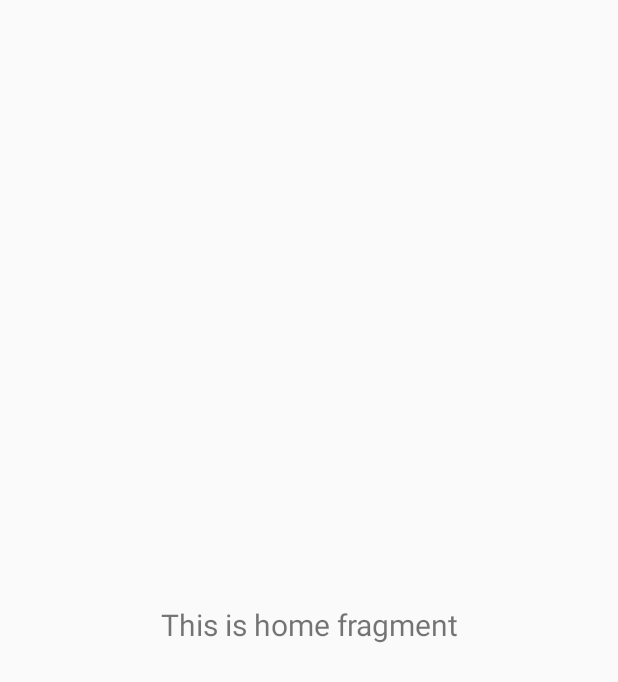
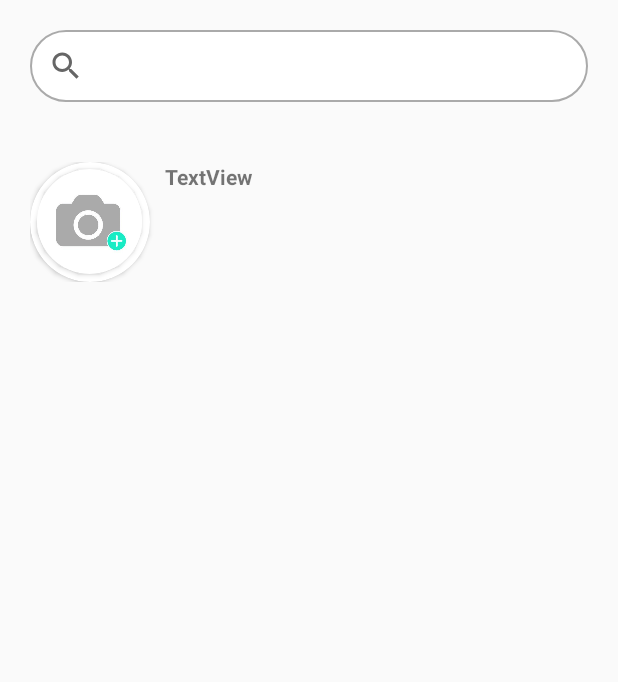
Before and after one commit to Rezappli/Nalone, an Android app: the fragment RechercheFragment shown on its own in the app's theme, on a phone screen of 412 x 824 dp. Shown: the top 682 px of the screen. Run offline under Robolectric (Android 15) with nearby library versions, the phone set to English and light mode, and no system bars; 2 statements that could not run were skipped.

Commit message:
Nav Bottom

```diff
--- a/app/src/main/java/com/example/nalone/SignUpActivity.java
+++ b/app/src/main/java/com/example/nalone/SignUpActivity.java
@@ -124,7 +124,7 @@ public class SignUpActivity extends AppCompatActivity {
 
 
 
-              /* if(bHomme == false && bFemme == false){
+               if(bHomme == false && bFemme == false){
                    imageH.setImageResource(R.drawable.signup_homme_erreur);
                    imageF.setImageResource(R.drawable.signup_femme_erreur);
                    textF.setTextColor(Color.RED);
@@ -163,7 +163,7 @@ public class SignUpActivity extends AppCompatActivity {
                     return;
                 }
 
-                if(loginEntre.matches("")){
+                if(mailEntre.matches("")){
                     adresseMail.setError("Entrez votre adresse mail",customErrorDrawable);
                     return;
                 }
@@ -178,7 +178,7 @@ public class SignUpActivity extends AppCompatActivity {
                 }else{
                     confirmPass.setError("Le mot de passe ne correspond pas",customErrorDrawable);
                     return;
-                }*/
+                }
               String sexe = "";
 
               if(bHomme){
--- a/app/src/main/java/com/example/nalone/SignUpActivityThree.java
+++ b/app/src/main/java/com/example/nalone/SignUpActivityThree.java
@@ -105,8 +105,8 @@ public class SignUpActivityThree extends AppCompatActivity {
 
 
 
-                Intent mainIntent = new Intent(getBaseContext(), MainActivity.class);
-                startActivityForResult(mainIntent,0);
+                Intent welcomeIntent = new Intent(getBaseContext(), HomeActivity.class);
+                startActivityForResult(welcomeIntent,0);
                 Toast.makeText(getApplicationContext(), "Bienvenue dans NoLonely !", Toast.LENGTH_SHORT).show();
             }
         });
--- a/app/src/main/res/drawable/custom_stepview.xml
+++ b/app/src/main/res/drawable/custom_stepview.xml
@@ -1,5 +1,5 @@
 <?xml version="1.0" encoding="utf-8"?>
 <shape xmlns:android="http://schemas.android.com/apk/res/android" android:shape="rectangle">
-    <gradient android:startColor="#2AF598" android:endColor="#00E9FD" android:type="linear"  >
+    <gradient android:startColor="#18ECC5" android:endColor="#00E9FD" android:type="linear"  >
     </gradient>
 </shape>
--- a/app/src/main/res/layout/activity_sign_up_study.xml
+++ b/app/src/main/res/layout/activity_sign_up_study.xml
@@ -43,7 +43,7 @@
                     android:layout_marginTop="20dp"
                     android:layout_marginBottom="40dp"
                     android:layout_weight="0.9"
-                    android:background="@drawable/custom_stepview" />
+                    android:background="#18ECC5" />
 
                 <androidx.cardview.widget.CardView
                     android:layout_width="50dp"
@@ -84,7 +84,7 @@
                     android:layout_width="50dp"
                     android:layout_height="50dp"
                     android:layout_marginTop="4dp"
-                    app:cardBackgroundColor="#18ECC5"
+                    app:cardBackgroundColor="#00E9FD"
                     app:cardCornerRadius="20dp">
 
                     <androidx.cardview.widget.CardView
@@ -93,7 +93,7 @@
                         android:layout_gravity="center"
                         android:background="@drawable/custom_stepview"
                         app:cardBackgroundColor="#FFFFFF"
-                        app:cardCornerRadius="15dp" >
+                        app:cardCornerRadius="15dp">
 
                         <ImageView
                             android:id="@+id/imageView8"
--- a/app/src/main/res/layout/activity_sign_up_two.xml
+++ b/app/src/main/res/layout/activity_sign_up_two.xml
@@ -43,7 +43,7 @@
                     android:layout_marginTop="20dp"
                     android:layout_marginBottom="40dp"
                     android:layout_weight="0.9"
-                    android:background="@drawable/custom_stepview" />
+                    android:background="#18ECC5" />
 
                 <androidx.cardview.widget.CardView
                     android:layout_width="50dp"
@@ -78,7 +78,7 @@
                     android:layout_marginTop="20dp"
                     android:layout_marginBottom="40dp"
                     android:layout_weight="0.9"
-                    android:background="@drawable/custom_stepview" />
+                    android:background="#18ECC5" />
 
                 <androidx.cardview.widget.CardView
                     android:layout_width="50dp"
@@ -118,7 +118,7 @@
                     android:layout_width="50dp"
                     android:layout_height="50dp"
                     android:layout_marginTop="4dp"
-                    app:cardBackgroundColor="#18ECC5"
+                    app:cardBackgroundColor="#00E9FD"
                     app:cardCornerRadius="20dp">
 
                     <androidx.cardview.widget.CardView
--- a/app/src/main/res/layout/activity_signup.xml
+++ b/app/src/main/res/layout/activity_signup.xml
@@ -53,7 +53,7 @@
                     android:layout_width="50dp"
                     android:layout_height="50dp"
                     android:layout_marginTop="4dp"
-                    app:cardBackgroundColor="#18ECC5"
+                    app:cardBackgroundColor="#00E9FD"
                     app:cardCornerRadius="20dp">
 
                     <androidx.cardview.widget.CardView
--- a/app/src/main/res/layout/fragment_recherche.xml
+++ b/app/src/main/res/layout/fragment_recherche.xml
@@ -4,19 +4,69 @@
     xmlns:tools="http://schemas.android.com/tools"
     android:layout_width="match_parent"
     android:layout_height="match_parent"
-    tools:context=".ui.recherche.RechercheFragment" >
+    android:layout_gravity="center"
+    tools:context=".ui.recherche.RechercheFragment">
 
-    <TextView
-        android:id="@+id/text_home"
+    <LinearLayout
         android:layout_width="match_parent"
-        android:layout_height="wrap_content"
-        android:layout_marginStart="8dp"
-        android:layout_marginTop="8dp"
-        android:layout_marginEnd="8dp"
-        android:textAlignment="center"
-        android:textSize="20sp"
-        app:layout_constraintBottom_toBottomOf="parent"
-        app:layout_constraintEnd_toEndOf="parent"
-        app:layout_constraintStart_toStartOf="parent"
-        app:layout_constraintTop_toTopOf="parent" />
+        android:layout_height="match_parent"
+        android:orientation="vertical">
+
+        <SearchView
+            android:layout_width="match_parent"
+            android:layout_height="wrap_content"
+            android:layout_margin="20dp"
+            android:background="@drawable/custom_input">
+
+        </SearchView>
+
+        <LinearLayout
+            android:layout_width="match_parent"
+            android:layout_height="wrap_content"
+            android:layout_margin="20dp"
+            android:orientation="horizontal">
+
+            <androidx.cardview.widget.CardView
+                android:layout_width="80dp"
+                android:layout_height="80dp"
+                android:layout_gravity="center|center_vertical"
+                app:cardCornerRadius="150dp">
+
+                <LinearLayout
+                    android:id="@+id/signupBgPhotoProfil"
+                    android:layout_width="match_parent"
+                    android:layout_height="match_parent"
+                    android:gravity="center"
+                    android:orientation="vertical">
+
+                    <androidx.cardview.widget.CardView
+                        android:layout_width="70dp"
+                        android:layout_height="70dp"
+                        android:layout_gravity="center|clip_vertical"
+                        app:cardCornerRadius="150dp">
+
+                        <ImageView
+                            android:id="@+id/signupPhotoProfil"
+                            android:layout_width="match_parent"
+                            android:layout_height="match_parent"
+                            android:layout_gravity="center"
+                            android:contentDescription="@string/TODO"
+                            app:srcCompat="@drawable/add_photo" />
+                    </androidx.cardview.widget.CardView>
+                </LinearLayout>
+
+            </androidx.cardview.widget.CardView>
+
+            <TextView
+                android:id="@+id/textView3"
+                android:layout_width="match_parent"
+                android:layout_height="wrap_content"
+                android:layout_marginStart="10dp"
+                android:text="TextView"
+                android:textStyle="bold" />
+
+        </LinearLayout>
+
+    </LinearLayout>
+
 </androidx.constraintlayout.widget.ConstraintLayout>
--- a/app/src/main/res/values/strings.xml
+++ b/app/src/main/res/values/strings.xml
@@ -51,5 +51,6 @@
     <string name="retry"> Reesayer </string>
     <string name="quitter"> Quitter </string>
     <string name="textErrorWifi"> Nous ne parvenons pas à établir une connexion. Veuillez verifier l\'état de votre réseau </string>
+    <string name="mdpOublie"> Mot de passe oublié ? </string>
 
 </resources>
```
Also changed, not shown: app/src/main/java/com/example/nalone/MainActivity.java (+5 -2 lines), app/src/main/res/layout/activity_main.xml (+13 -4 lines), app/src/main/res/layout/activity_sign_up_three.xml (+4 -4 lines).
